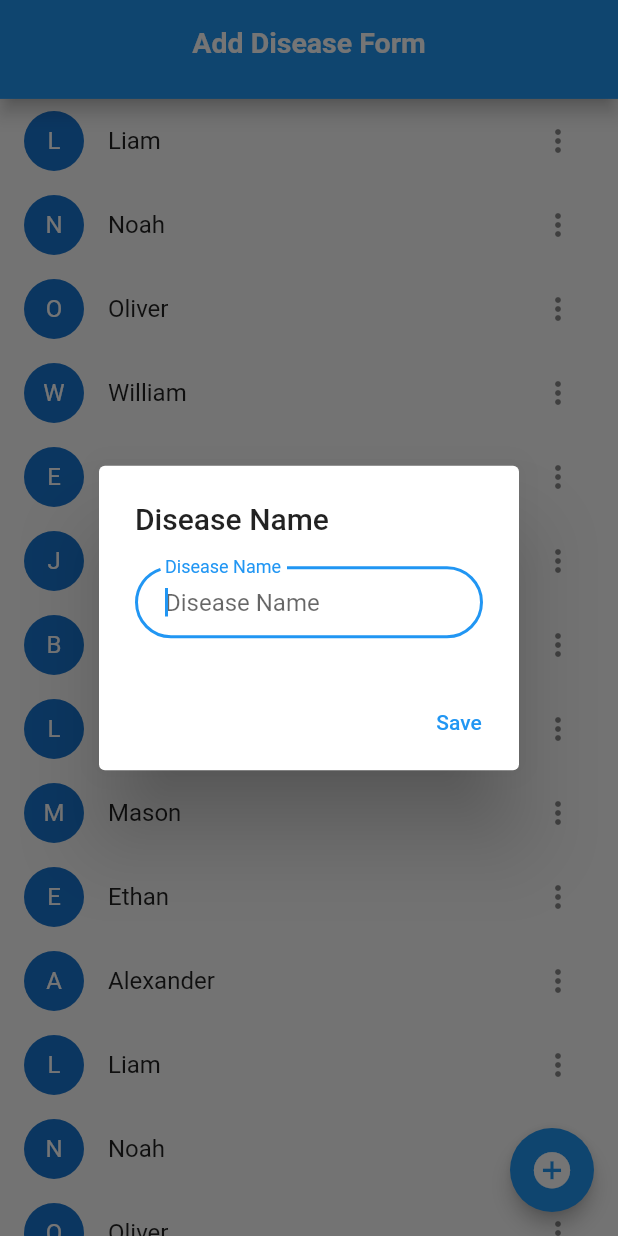
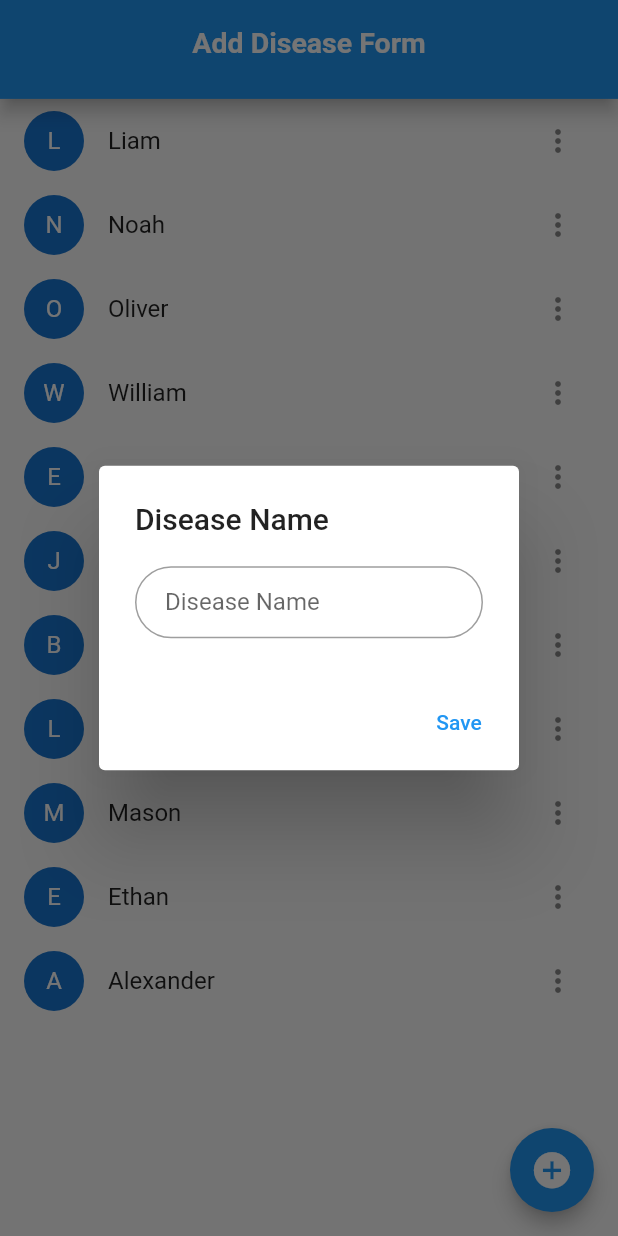
Before and after one commit to piyushwani004/medical_servey_app, a Flutter app: the screen it shows after launch, after a tap on the "add circle" icon, on a phone screen of 412 x 824 dp. Run offline on Flutter 3.47's test engine with Material 2 defaults, Android fonts, the light colour scheme and no system bars; our stand-ins replace google_fonts.

Commit message:
add dialoage to disease form

```diff
--- a/lib/pages/Admin/add_diseases.dart
+++ b/lib/pages/Admin/add_diseases.dart
@@ -1,5 +1,6 @@
 import 'package:flutter/material.dart';
 import 'package:medical_servey_app/utils/functions.dart';
+import 'package:medical_servey_app/widgets/common.dart';
 import 'package:medical_servey_app/widgets/top_sliver_app_bar.dart';
 
 class AddDiseases extends StatefulWidget {
@@ -23,17 +24,6 @@ class _AddDiseasesState extends State<AddDiseases> {
     'Mason',
     'Ethan',
     'Alexander',
-    'Liam',
-    'Noah',
-    'Oliver',
-    'William',
-    'Elijah',
-    'James',
-    'Benjamin',
-    'Lucas',
-    'Mason',
-    'Ethan',
-    'Alexander'
   ];
 
   @override
@@ -95,4 +85,42 @@ class _AddDiseasesState extends State<AddDiseases> {
       ),
     );
   }
+
+  inputDialog(BuildContext context, {required String inputText}) {
+    String diseaseName = "";
+    return showDialog(
+      context: context,
+      barrierDismissible:
+          false, // dialog is dismissible with a tap on the barrier
+      builder: (BuildContext context) {
+        return AlertDialog(
+          title: Text(inputText),
+          content: new Row(
+            children: [
+              Expanded(
+                  child: TextField(
+                autofocus: false,
+                decoration: Common.textFormFieldInputDecoration(
+                    labelText: "Disease Name"),
+                onChanged: (value) {
+                  diseaseName = value;
+                },
+              ))
+            ],
+          ),
+          actions: [
+            TextButton(
+              child: Text('Save'),
+              onPressed: () {
+                setState(() {
+                  _names.add(diseaseName);
+                });
+                Navigator.of(context).pop(inputText);
+              },
+            ),
+          ],
+        );
+      },
+    );
+  }
 }
--- a/lib/utils/functions.dart
+++ b/lib/utils/functions.dart
@@ -64,37 +64,3 @@ String formatDate(oldFormat) {
   String _date = DateFormat('yyyy-MM-dd').format(dt).toString().split(" ")[0];
   return _date;
 }
-
-Future inputDialog(BuildContext context, {required String inputText}) async {
-  return showDialog(
-    context: context,
-    barrierDismissible:
-        false, // dialog is dismissible with a tap on the barrier
-    builder: (BuildContext context) {
-      return AlertDialog(
-        title: Text(inputText),
-        content: new Row(
-          children: [
-            Expanded(
-                child: TextField(
-              autofocus: true,
-              decoration: Common.textFormFieldInputDecoration(
-                  labelText: "Disease Name"),
-              onChanged: (value) {
-                inputText = value;
-              },
-            ))
-          ],
-        ),
-        actions: [
-          TextButton(
-            child: Text('Save'),
-            onPressed: () {
-              Navigator.of(context).pop(inputText);
-            },
-          ),
-        ],
-      );
-    },
-  );
-}
```
